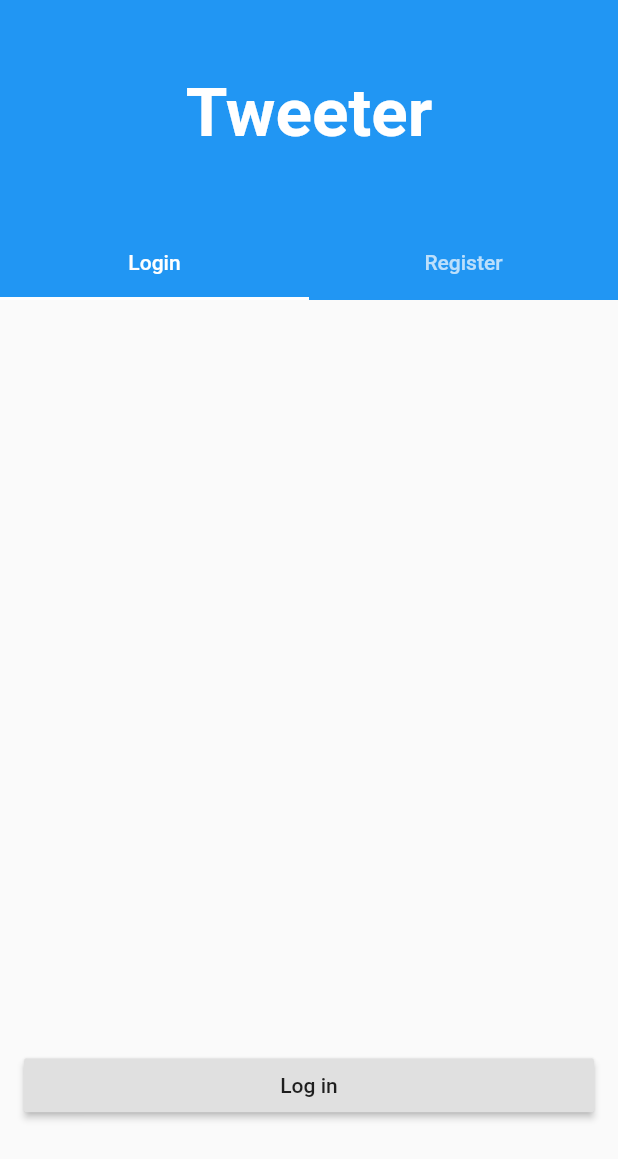
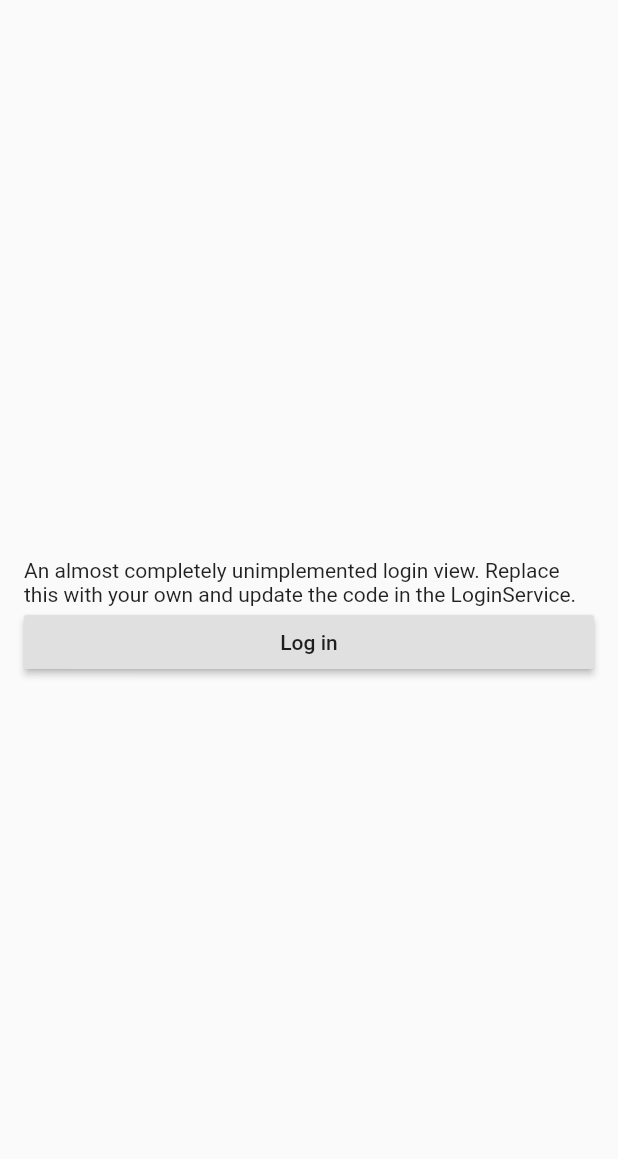
Before and after one commit to josiahsrc/cs340_flutter_tweeter_sample, a Flutter app: the screen it shows after launch, on a phone screen of 412 x 824 dp. Shown: the top 1159 px of the screen. Run offline on Flutter 3.47's test engine with Material 2 defaults, Android fonts, the phone set to English and light mode, and no system bars; our stand-ins replace equatable.

Commit message:
fixed login screen

```diff
--- a/lib/view/auth_page/auth_page.dart
+++ b/lib/view/auth_page/auth_page.dart
@@ -9,64 +9,11 @@ class AuthPage extends StatelessWidget {
 
   @override
   Widget build(BuildContext context) {
-    final header = _buildHeader(context);
-
-    final tabView = TabBarView(
-      children: [
-        Login(),
-        Register(),
-      ],
-    );
-
-    return DefaultTabController(
-      length: _tabCount,
-      child: Scaffold(
-        appBar: header,
-        body: tabView,
-      ),
-    );
-  }
-
-  Widget _buildHeader(BuildContext context) {
-    final theme = Theme.of(context);
-
-    final headerContent = Column(
-      mainAxisAlignment: MainAxisAlignment.start,
-      children: [
-        SizedBox.fromSize(
-          size: Size.fromHeight(150),
-          child: Center(
-            child: Text(
-              'Tweeter',
-              style: theme.primaryTextTheme.headline3.copyWith(
-                color: theme.primaryTextTheme.bodyText1.color,
-                fontWeight: FontWeight.bold,
-              ),
-            ),
-          ),
-        ),
-        Spacer(),
-        TabBar(
-          tabs: [
-            Tab(child: Text('Login')),
-            Tab(child: Text('Register')),
-          ],
-        ),
-      ],
-    );
-
-    return PreferredSize(
-      preferredSize: Size.fromHeight(200),
-      child: AnnotatedRegion<SystemUiOverlayStyle>(
-        value: SystemUiOverlayStyle.light,
-        child: Material(
-          color: theme.primaryColor,
-          child: SafeArea(
-            child: DefaultTextStyle(
-              style: theme.primaryTextTheme.bodyText1,
-              child: headerContent,
-            ),
-          ),
+    return AnnotatedRegion<SystemUiOverlayStyle>(
+      value: SystemUiOverlayStyle.dark,
+          child: Scaffold(
+        body: Center(
+          child: Login(),
         ),
       ),
     );
--- a/lib/view/auth_page/login.dart
+++ b/lib/view/auth_page/login.dart
@@ -14,9 +14,7 @@ class _LoginState extends State<Login> implements LoginView {
   @override
   Widget build(BuildContext context) {
     return Provider(
-      create: (context) => LoginPresenter(
-        view: this
-      ),
+      create: (context) => LoginPresenter(view: this),
       child: Builder(
         builder: _buildView,
       ),
@@ -47,11 +45,12 @@ class _LoginState extends State<Login> implements LoginView {
     return Padding(
       padding: const EdgeInsets.all(16.0),
       child: Column(
+        mainAxisAlignment: MainAxisAlignment.center,
         crossAxisAlignment: CrossAxisAlignment.stretch,
         children: [
-          Spacer(flex: 8),
+          Text('An almost completely unimplemented login view. Replace '
+              'this with your own and update the code in the LoginService.'),
           loginButton,
-          Spacer(flex: 1),
         ],
       ),
     );
```
